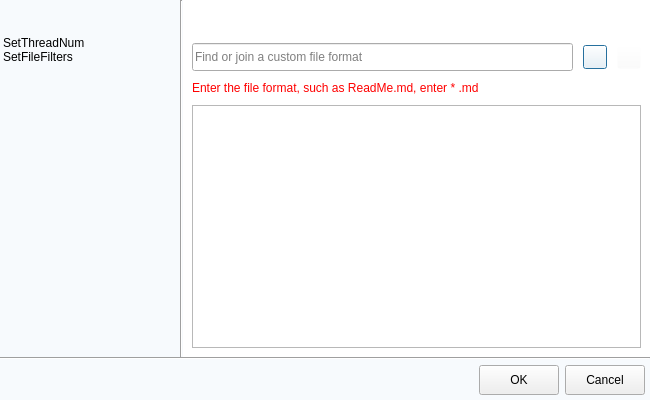
The window that src/main/setting.ui (sakuraOnlin/CheckDuplicateFiles) describes before a commit, drawn with Qt 5.
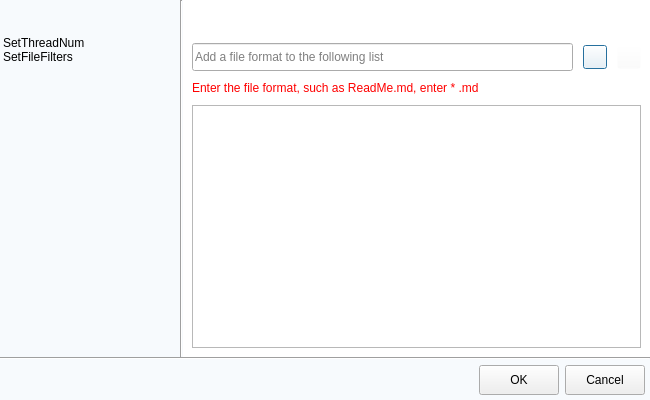
The same window after the commit. The open tabs and pages were chosen to show the change. Icons and pictures are not drawn. Custom widgets are drawn as their Qt base class.

Patch:
```diff
--- a/src/main/setting.ui
+++ b/src/main/setting.ui
@@ -323,7 +323,7 @@
                     </size>
                    </property>
                    <property name="placeholderText">
-                    <string>Find or join a custom file format</string>
+                    <string>Add a file format to the following list</string>
                    </property>
                   </widget>
                  </item>
```
